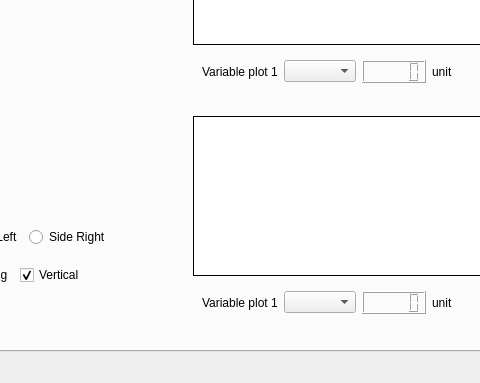
Before: the Qt Designer form src/gui/mainwindow.ui in TheGoodWeather/Vector-Vario-Analyzer, drawn with Qt 5; both pictures show x 364 to 844 and y 474 to 857 of the 997 by 857 pixel window.
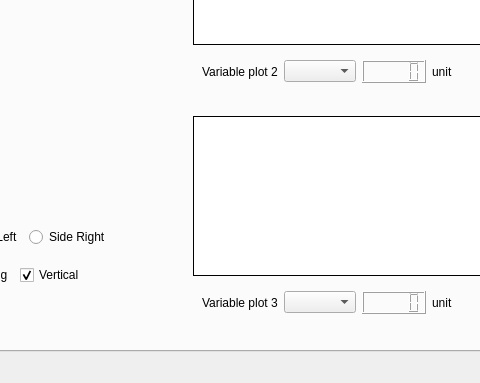
After: the same form once the commit is applied. Custom widgets are drawn as their Qt base class.

Patch:
```diff
--- a/src/gui/mainwindow.ui
+++ b/src/gui/mainwindow.ui
@@ -2186,7 +2186,7 @@
                  <item>
                   <widget class="QLabel" name="label_27">
                    <property name="text">
-                    <string>Variable plot 1</string>
+                    <string>Variable plot 2</string>
                    </property>
                   </widget>
                  </item>
@@ -2272,7 +2272,7 @@
                  <item>
                   <widget class="QLabel" name="label_29">
                    <property name="text">
-                    <string>Variable plot 1</string>
+                    <string>Variable plot 3</string>
                    </property>
                   </widget>
                  </item>
```
